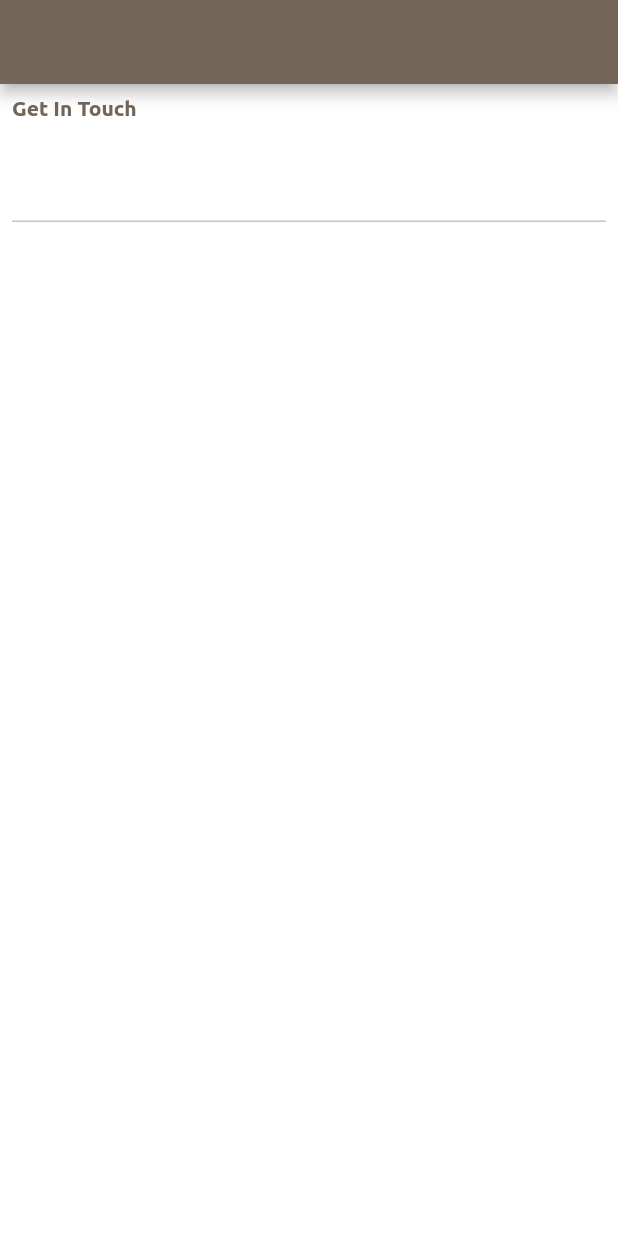
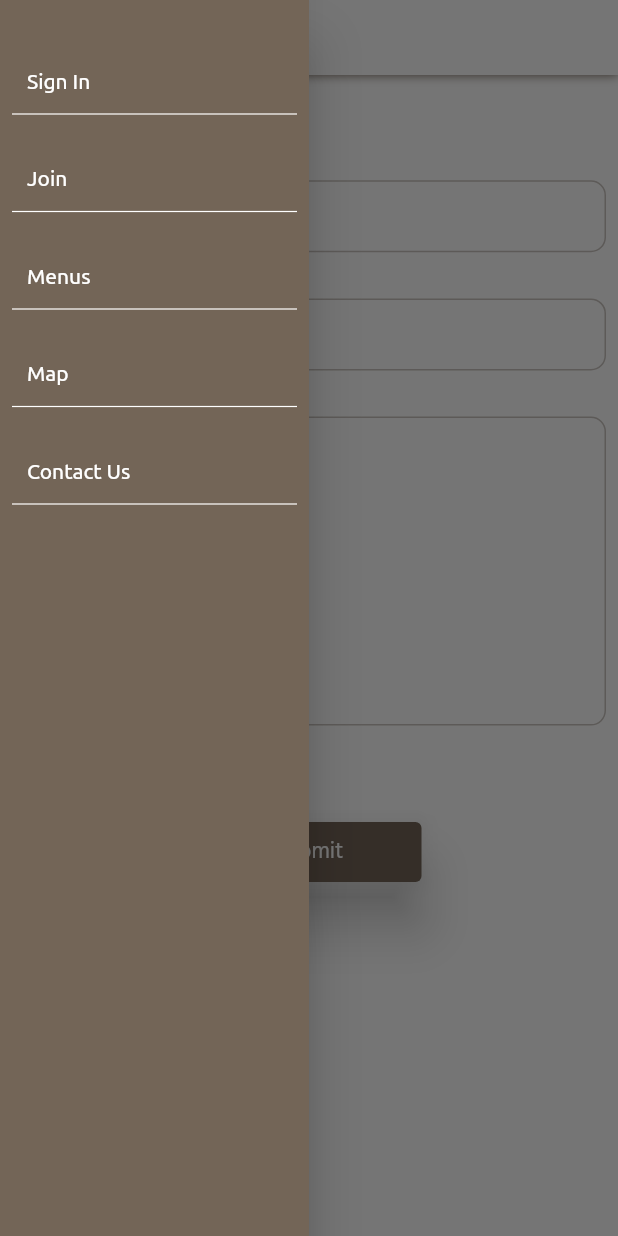
Before and after one commit to Ambrosekol/toms_palace, a Flutter app: the ContactUsPage screen opened directly, with the side drawer open (before the commit the screen has no drawer), on a phone screen of 412 x 824 dp. Run offline on Flutter 3.47's test engine with Material 2 defaults, Android fonts, the light colour scheme and no system bars; project files that could hold a hidden picture were left out.

Commit message:
finished contact page and created the drawer

```diff
--- /dev/null
+++ b/lib/global_widgets.dart/app_bar.dart
@@ -0,0 +1,39 @@
+import 'package:flutter/material.dart';
+
+class CustomizedAppBar extends StatelessWidget with PreferredSizeWidget {
+  const CustomizedAppBar({super.key});
+
+  @override
+  Widget build(BuildContext context) {
+    return Container(
+      padding:
+          const EdgeInsets.only(top: 25.0, right: 10.0, left: 10.0, bottom: 5),
+      decoration: BoxDecoration(
+        boxShadow: [
+          BoxShadow(
+            color: Theme.of(context).primaryColor,
+            blurRadius: 5.0,
+          ),
+        ],
+        color: Colors.white,
+      ),
+      child: Row(
+        // mainAxisAlignment: MainAxisAlignment.spaceEvenly,
+        children: [
+          IconButton(
+            onPressed: () => Scaffold.of(context).openDrawer(),
+            splashColor: Colors.transparent,
+            icon: Icon(
+              Icons.menu,
+              size: 25.0,
+              color: Theme.of(context).primaryColor,
+            ),
+          )
+        ],
+      ),
+    );
+  }
+
+  @override
+  Size get preferredSize => const Size.fromHeight(50.0);
+}
--- /dev/null
+++ b/lib/global_widgets.dart/drawer.dart
@@ -0,0 +1,63 @@
+import 'package:flutter/material.dart';
+
+class CustomizedDrawer extends StatelessWidget {
+  CustomizedDrawer({super.key});
+
+  @override
+  Widget build(BuildContext context) {
+    Size size = MediaQuery.of(context).size;
+    return Drawer(
+      width: size.width / 2,
+      backgroundColor: Theme.of(context).primaryColor,
+      child: ListView(
+        primary: true,
+        children: [
+          SizedBox(height: 40),
+          drawerItem(context, "Sign In", () => null),
+          SizedBox(height: 15),
+          drawerItem(context, "Join", () => null),
+          SizedBox(height: 15),
+          drawerItem(context, "Menus", () => null),
+          SizedBox(height: 15),
+          drawerItem(context, "Map", () => null),
+          SizedBox(height: 15),
+          drawerItem(context, "Contact Us", () => null),
+        ],
+      ),
+    );
+  }
+
+  Widget drawerItem(BuildContext context, String title, Function() callback) {
+    Size size = MediaQuery.of(context).size;
+    return Container(
+      padding: const EdgeInsets.symmetric(horizontal: 8.0),
+      width: size.width / 2,
+      height: 50.0,
+      child: InkWell(
+        splashColor: Theme.of(context).primaryColor,
+        onTap: callback,
+        child: Column(
+          mainAxisAlignment: MainAxisAlignment.spaceEvenly,
+          crossAxisAlignment: CrossAxisAlignment.start,
+          children: [
+            Padding(
+              padding: const EdgeInsets.only(left: 10.0),
+              child: Text(
+                title,
+                style: Theme.of(context)
+                    .textTheme
+                    .bodySmall!
+                    .copyWith(color: Colors.white),
+                // textAlign: TextAlign.center,
+              ),
+            ),
+            const Divider(
+              color: Colors.white,
+              thickness: 0.8,
+            )
+          ],
+        ),
+      ),
+    );
+  }
+}
--- a/lib/ui/contact_us.dart
+++ b/lib/ui/contact_us.dart
@@ -1,26 +1,78 @@
 import 'package:flutter/material.dart';
+import 'package:toms_palace/global_widgets.dart/elevatedbutton.dart';
 
-class ContactUsPage extends StatelessWidget {
-  const ContactUsPage({super.key});
+import '../global_widgets.dart/app_bar.dart';
+import '../global_widgets.dart/drawer.dart';
+
+class ContactUsPage extends StatefulWidget {
+  ContactUsPage({super.key});
+
+  @override
+  State<ContactUsPage> createState() => _ContactUsPageState();
+}
+
+class _ContactUsPageState extends State<ContactUsPage> {
+  final TextEditingController _nameController = TextEditingController();
+  final TextEditingController _emailController = TextEditingController();
+  final TextEditingController _messageController = TextEditingController();
 
   @override
   Widget build(BuildContext context) {
     return Scaffold(
-      appBar: AppBar(),
-      body: Padding(
+      appBar: CustomizedAppBar(),
+      drawer: CustomizedDrawer(),
+      body: SingleChildScrollView(
+        child: Padding(
           padding: const EdgeInsets.all(8.0),
+          child: Container(
+            height: MediaQuery.of(context).size.height / 1.5,
             child: Column(
-          mainAxisAlignment: MainAxisAlignment.start,
+              mainAxisAlignment: MainAxisAlignment.spaceAround,
               crossAxisAlignment: CrossAxisAlignment.start,
               children: [
                 Text(
                   'Get In Touch',
-              style: Theme.of(context).textTheme.bodyMedium,
+                  style: Theme.of(context).textTheme.bodySmall,
                   textAlign: TextAlign.left,
                 ),
-            SizedBox(height: 20.0),
-            TextField(),
+                // const SizedBox(height: 10.0),
+                TextField(
+                  controller: _nameController,
+                  decoration: const InputDecoration(
+                    hintText: 'Full Name',
+                  ),
+                ),
+                TextField(
+                  controller: _emailController,
+                  keyboardType: TextInputType.emailAddress,
+                  decoration: const InputDecoration(
+                    hintText: 'Email',
+                  ),
+                ),
+                TextFormField(
+                  maxLines: 10,
+                  controller: _messageController,
+                  decoration: InputDecoration(
+                    hintText: 'Message',
+                    constraints: BoxConstraints(
+                      // minWidth: 150,
+                      minHeight: MediaQuery.of(context).size.height / 3.5,
+                    ),
+                  ),
+                ),
+                Center(
+                  child: button(
+                    context,
+                    callback: () => null,
+                    text: 'Submit',
+                    customize: false,
+                    bgcolor: null,
+                    txtColor: null,
+                  ),
+                ),
               ],
+            ),
+          ),
         ),
       ),
     );
--- a/lib/util/themedata.dart
+++ b/lib/util/themedata.dart
@@ -33,6 +33,11 @@ TextTheme appTextTheme = const TextTheme().copyWith(
     fontFamily: "Ubuntu",
     fontSize: 14.0,
   ),
+  bodySmall: const TextStyle(
+    color: Color(0xFF736557),
+    fontFamily: "Ubuntu-regular",
+    fontSize: 14.0,
+  ),
 );
 
 ElevatedButtonThemeData appElevatedButtonTheme = ElevatedButtonThemeData(
@@ -56,5 +61,26 @@ ElevatedButtonThemeData appElevatedButtonTheme = ElevatedButtonThemeData(
 );
 
 InputDecorationTheme customizedDecoration() {
-  return InputDecorationTheme();
+  return InputDecorationTheme(
+    contentPadding: const EdgeInsets.all(8.0),
+    border: OutlineInputBorder(
+      borderRadius: BorderRadius.circular(10),
+      borderSide: const BorderSide(
+        color: Color(0xFF736557),
+        width: 0.7,
+      ),
+    ),
+    labelStyle: const TextStyle(
+      color: Color(0xFF736557),
+      fontFamily: "Ubuntu",
+      fontSize: 12.0,
+      fontWeight: FontWeight.w100,
+    ),
+    hintStyle: const TextStyle(
+      color: Color(0xFF736557),
+      fontFamily: "Ubuntu-regular",
+      fontSize: 14.0,
+      fontWeight: FontWeight.w400,
+    ),
+  );
 }
--- a/pubspec.yaml
+++ b/pubspec.yaml
@@ -94,6 +94,10 @@ flutter:
         - asset: fonts/Ubuntu-Bold.ttf
         # - asset: fonts/Schyler-Italic.ttf
           # style: italic
+    - family: Ubuntu-regular
+      fonts:
+        - asset: fonts/Ubuntu-Regular.ttf
+        ##
     - family: Hind
       fonts:
         - asset: fonts/Hind-Regular.ttf
```
Lines whose indentation alone changed are shown as unchanged.
